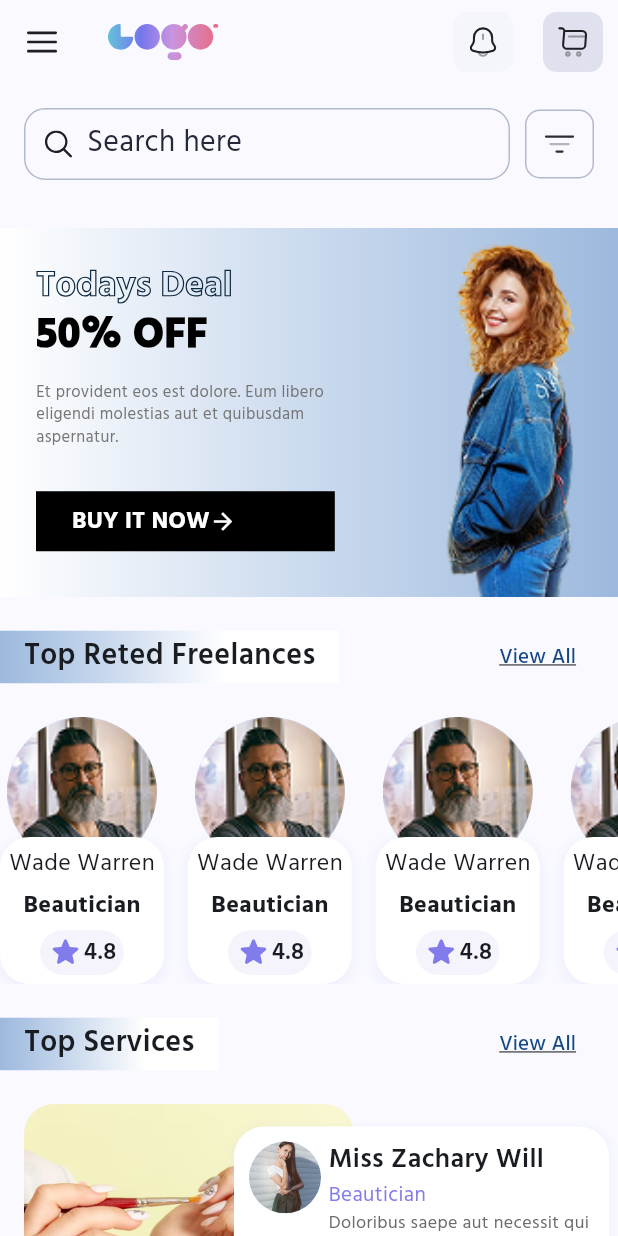
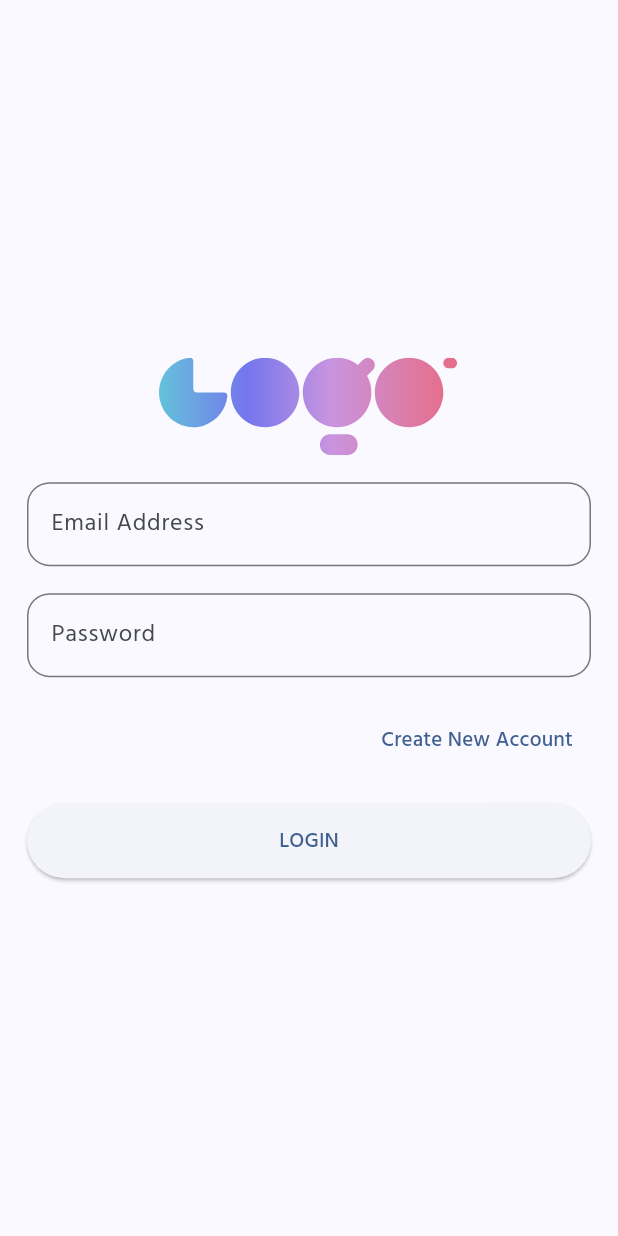
Before and after one commit to ahmedjalambo-dev/code2career_flutter, a Flutter app: the screen it shows after launch, on a phone screen of 412 x 824 dp. Run offline on Flutter 3.47's test engine with Material 3 defaults, Android fonts, the phone set to English and light mode, and no system bars; our stand-ins replace flutter_svg.

Commit message:
add forms, text field forms, valitators, and routes

```diff
--- /dev/null
+++ b/e_commerce_home_screen/lib/core/routes.dart
@@ -0,0 +1,5 @@
+class Routes {
+  static const String home = '/';
+  static const String login = '/login';
+  static const String signUp = '/signUp';
+}
--- a/e_commerce_home_screen/lib/main.dart
+++ b/e_commerce_home_screen/lib/main.dart
@@ -1,4 +1,7 @@
-import 'package:e_commerce_home_screen/my_home_page.dart';
+import 'package:e_commerce_home_screen/core/routes.dart';
+import 'package:e_commerce_home_screen/screens/my_home_page.dart';
+import 'package:e_commerce_home_screen/screens/my_login_page.dart';
+import 'package:e_commerce_home_screen/screens/my_sgin_up_page.dart';
 import 'package:flutter/material.dart';
 
 void main() {
@@ -17,7 +20,12 @@ class MyApp extends StatelessWidget {
         fontFamily: 'Hind',
         colorScheme: ColorScheme.fromSeed(seedColor: Color(0xff154883)),
       ),
-      home: MyHomePage(),
+      initialRoute: Routes.login,
+      routes: {
+        Routes.home: (context) => const MyHomePage(),
+        Routes.login: (context) => MyLoginPage(),
+        Routes.signUp: (context) => MySginupPage(),
+      },
     );
   }
 }
--- a/e_commerce_home_screen/lib/my_home_page.dart
+++ b/e_commerce_home_screen/lib/screens/my_home_page.dart
@@ -1,5 +1,5 @@
-import 'dart:io';
-
+import 'package:e_commerce_home_screen/core/routes.dart';
+import 'package:e_commerce_home_screen/screens/my_login_page.dart';
 import 'package:e_commerce_home_screen/widgets/freelancer_widget.dart';
 import 'package:e_commerce_home_screen/widgets/section_title_widget.dart';
 import 'package:e_commerce_home_screen/widgets/service_widget.dart';
@@ -28,6 +28,12 @@ class MyHomePage extends StatelessWidget {
           IconButton(
             onPressed: () {},
             icon: SvgPicture.asset('assets/images/shopping-cart.svg'),
+          ),
+          IconButton(
+            onPressed: () {
+              Navigator.pushReplacementNamed(context, Routes.login);
+            },
+            icon: Icon(Icons.logout),
           ),
         ],
       ),
--- /dev/null
+++ b/e_commerce_home_screen/lib/screens/my_login_page.dart
@@ -0,0 +1,86 @@
+import 'dart:math';
+
+import 'package:e_commerce_home_screen/core/routes.dart';
+import 'package:e_commerce_home_screen/screens/my_home_page.dart';
+import 'package:e_commerce_home_screen/screens/my_sgin_up_page.dart';
+import 'package:e_commerce_home_screen/widgets/my_text_field.dart';
+import 'package:flutter/material.dart';
+import 'package:flutter_svg/svg.dart';
+
+class MyLoginPage extends StatelessWidget {
+  MyLoginPage({super.key});
+  final _formKey = GlobalKey<FormState>();
+  final TextEditingController _emailController = TextEditingController();
+  final TextEditingController _passwordController = TextEditingController();
+
+  @override
+  Widget build(BuildContext context) {
+    return Scaffold(
+      body: Padding(
+        padding: const EdgeInsets.all(18.0),
+        child: Form(
+          key: _formKey,
+          child: Column(
+            mainAxisAlignment: MainAxisAlignment.center,
+            spacing: 18,
+            children: [
+              SvgPicture.asset('assets/images/logo.svg', width: 200),
+              MyTextField(
+                hintText: 'Email Address',
+                textEditingController: _emailController,
+                validator: (String? email) {
+                  if (email!.isNotEmpty &&
+                      email.contains('@') &&
+                      email.contains('.')) {
+                    return null;
+                  }
+                  return 'Please enter a valid email address';
+                },
+              ),
+              MyTextField(
+                hintText: 'Password',
+                textEditingController: _passwordController,
+                obscureText: true,
+                validator: (String? password) {
+                  if (password!.length >= 6) {
+                    return null;
+                  }
+                  return 'Password must be at least 6 characters';
+                },
+              ),
+              Align(
+                alignment: AlignmentDirectional.centerEnd,
+                child: TextButton(
+                  onPressed: () {
+                    Navigator.pushReplacementNamed(context, Routes.signUp);
+                  },
+                  child: Text('Create New Account'),
+                ),
+              ),
+              ElevatedButton(
+                style: ElevatedButton.styleFrom(
+                  minimumSize: Size(
+                    double.infinity,
+                    50,
+                  ), // Set width to infinity for full width and a desired height
+                ),
+                onPressed: () => _login(context),
+                child: Text('LOGIN'),
+              ),
+            ],
+          ),
+        ),
+      ),
+    );
+  }
+
+  _login(BuildContext context) {
+    if (_formKey.currentState!.validate()) {
+      // Handle successful login logic here
+      ScaffoldMessenger.of(
+        context,
+      ).showSnackBar(SnackBar(content: Text('Login Successful')));
+      Navigator.pushReplacementNamed(context, Routes.home);
+    }
+  }
+}
--- /dev/null
+++ b/e_commerce_home_screen/lib/widgets/my_text_field.dart
@@ -0,0 +1,28 @@
+import 'package:flutter/material.dart';
+
+class MyTextField extends StatelessWidget {
+  final String hintText;
+  final TextEditingController textEditingController;
+  final String? Function(String?)? validator;
+  final bool obscureText;
+  const MyTextField({
+    super.key,
+    required this.hintText,
+    required this.textEditingController,
+    this.validator,
+    this.obscureText = false,
+  });
+
+  @override
+  Widget build(BuildContext context) {
+    return TextFormField(
+      controller: textEditingController,
+      validator: validator,
+      obscureText: obscureText,
+      decoration: InputDecoration(
+        border: OutlineInputBorder(borderRadius: BorderRadius.circular(15)),
+        hintText: hintText,
+      ),
+    );
+  }
+}
```
Also changed, not shown: e_commerce_home_screen/lib/screens/my_sgin_up_page.dart (added, +110 -0 lines).
